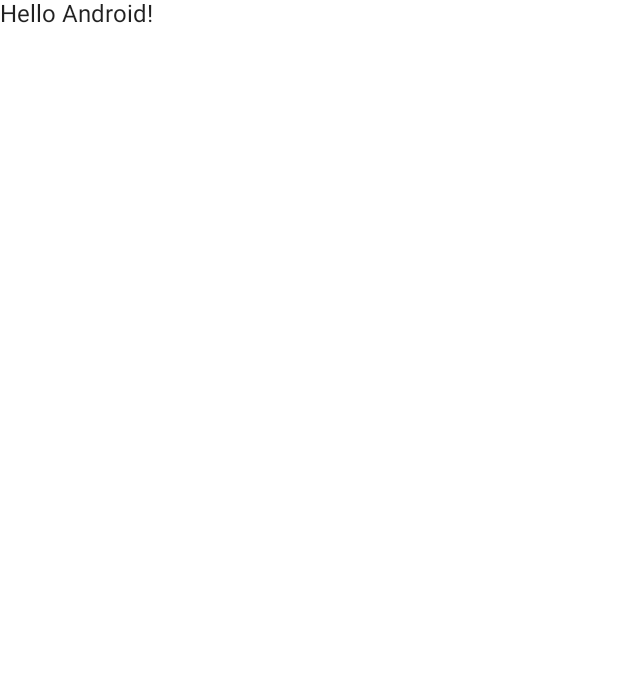
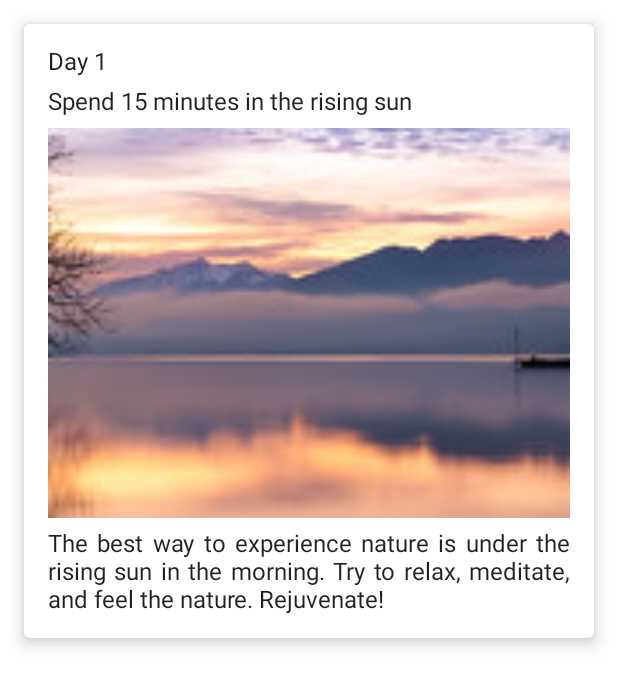
Before and after one commit to xtianluz/one-month-app, an Android app built with Jetpack Compose: the screen it shows after launch (MainActivity), on a phone screen of 412 x 824 dp. Before the commit the part shown is almost empty. Shown: the top 687 px of the screen. Run offline under Robolectric (Android 15) with nearby library versions, the phone set to English and light mode, and no system bars.

Commit message:
layout complete, theming next

```diff
--- a/app/src/main/java/com/example/one_month_app/MainActivity.kt
+++ b/app/src/main/java/com/example/one_month_app/MainActivity.kt
@@ -3,41 +3,85 @@ package com.example.one_month_app
 import android.os.Bundle
 import androidx.activity.ComponentActivity
 import androidx.activity.compose.setContent
-import androidx.compose.foundation.layout.fillMaxSize
-import androidx.compose.material.MaterialTheme
-import androidx.compose.material.Surface
-import androidx.compose.material.Text
+import androidx.annotation.StringRes
+import androidx.compose.foundation.Image
+import androidx.compose.foundation.layout.*
+import androidx.compose.material.*
 import androidx.compose.runtime.Composable
+import androidx.compose.ui.Alignment
 import androidx.compose.ui.Modifier
+import androidx.compose.ui.layout.ContentScale
+import androidx.compose.ui.res.painterResource
+import androidx.compose.ui.res.stringResource
+import androidx.compose.ui.text.style.TextAlign
 import androidx.compose.ui.tooling.preview.Preview
-import com.example.one_month_app.ui.theme.OnemonthappTheme
+import androidx.compose.ui.unit.dp
+import com.example.one_month_app.model.DayData
+import com.example.one_month_app.model.DayList.day
+import com.example.one_month_app.ui.theme.OneMonthAppTheme
 
 class MainActivity : ComponentActivity() {
     override fun onCreate(savedInstanceState: Bundle?) {
         super.onCreate(savedInstanceState)
         setContent {
-            OnemonthappTheme {
+            OneMonthAppTheme {
                 // A surface container using the 'background' color from the theme
                 Surface(
                     modifier = Modifier.fillMaxSize(),
                     color = MaterialTheme.colors.background
                 ) {
-                    Greeting("Android")
+                    DayPost()
                 }
             }
         }
     }
 }
 
+
 @Composable
-fun Greeting(name: String) {
-    Text(text = "Hello $name!")
+fun DayPost(){
+    Scaffold() {
+        DayItem(dayData = day[0])
+
+    }
 }
 
-@Preview(showBackground = true)
+@Composable
+fun DayItem(dayData: DayData){
+    Card(
+        elevation = 6.dp,
+        modifier = Modifier
+            .padding(16.dp)
+    ){
+       Column(modifier = Modifier
+           .padding(16.dp)
+           .fillMaxWidth(),
+           horizontalAlignment = Alignment.Start,
+           verticalArrangement = Arrangement.spacedBy(8.dp)
+       ) {
+           Text(text = stringResource(dayData.dayRes))
+           Text(text = stringResource(dayData.goalRes))
+           Image(
+               painter = painterResource(dayData.imageRes),
+               contentDescription = null,
+               modifier = Modifier
+                   .fillMaxWidth()
+                   .height(260.dp),
+               contentScale = ContentScale.FillWidth
+
+           )
+           Text(
+               text = stringResource(dayData.descriptionRes),
+               textAlign = TextAlign.Justify
+           )
+       }
+    }
+}
+
+@Preview(showBackground = true, showSystemUi = false)
 @Composable
 fun DefaultPreview() {
-    OnemonthappTheme {
-        Greeting("Android")
+    OneMonthAppTheme {
+        DayItem(dayData = day[0])
     }
 }
--- a/app/src/main/java/com/example/one_month_app/model/DataSource.kt
+++ b/app/src/main/java/com/example/one_month_app/model/DataSource.kt
@@ -9,7 +9,10 @@ data class DayData(
     @StringRes val goalRes: Int,
     @DrawableRes val imageRes: Int,
     @StringRes val descriptionRes: Int
-){
+)
+
+object DayList
+{
     val day = listOf(
         DayData(
             dayRes = R.string.day_name,
--- a/app/src/main/java/com/example/one_month_app/ui/theme/Theme.kt
+++ b/app/src/main/java/com/example/one_month_app/ui/theme/Theme.kt
@@ -28,7 +28,7 @@ private val LightColorPalette = lightColors(
 )
 
 @Composable
-fun OnemonthappTheme(darkTheme: Boolean = isSystemInDarkTheme(), content: @Composable () -> Unit) {
+fun OneMonthAppTheme(darkTheme: Boolean = isSystemInDarkTheme(), content: @Composable () -> Unit) {
     val colors = if (darkTheme) {
         DarkColorPalette
     } else {
```
